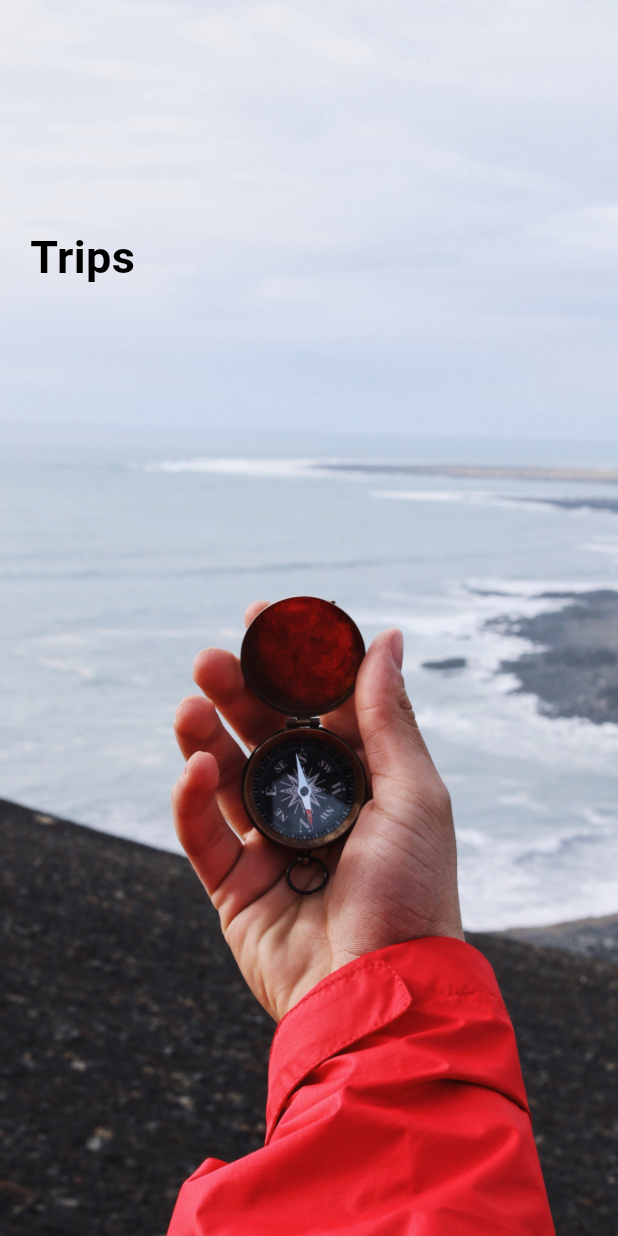
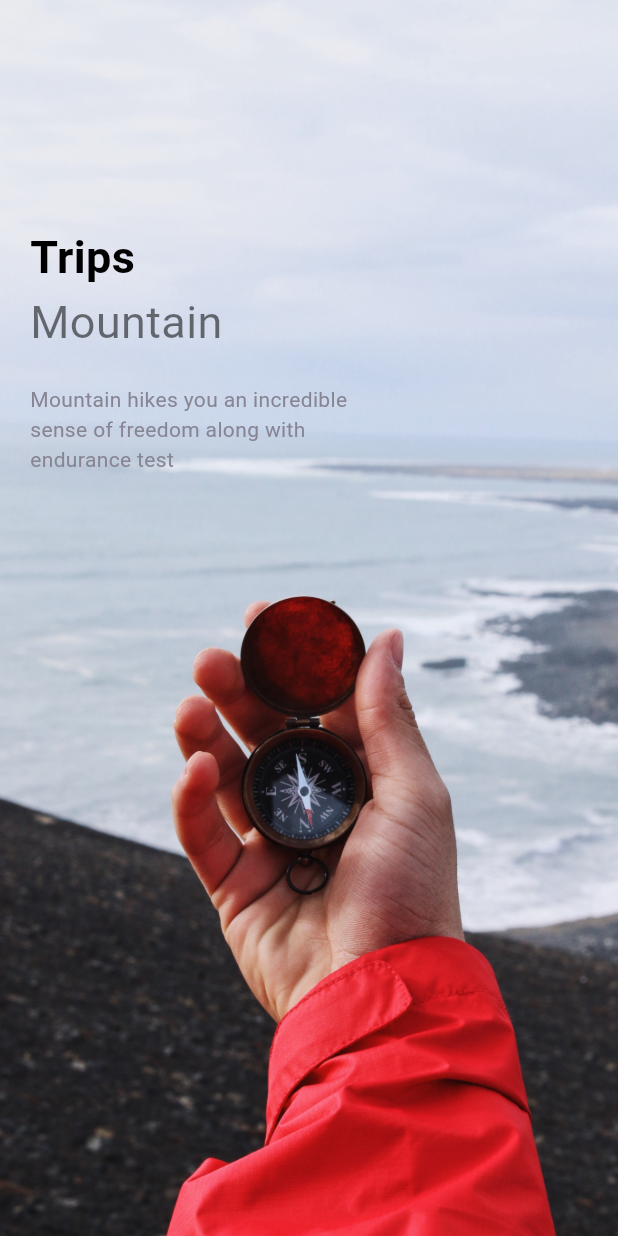
Before and after one commit to dilshan-mp/https---github.com-dilshan-mp-Travel-App, a Flutter app: the screen it shows after launch, on a phone screen of 412 x 824 dp. Run offline on Flutter 3.47's test engine with Material 3 defaults, Android fonts, the phone set to English and light mode, and no system bars; our stand-ins replace device_preview.

Commit message:
welcomePage text widget add

```diff
--- /dev/null
+++ b/lib/misc/colors.dart
@@ -0,0 +1,11 @@
+import 'dart:ui';
+
+class AppColors{
+  static final Color textColor1 = Color(0xFF989acd);
+    static final Color textColor2 = Color(0xFF878593);
+      static final Color tbigtextColor = Color(0xFF2e2e31);
+        static final Color mainColor = Color(0xFF5d69b3);
+          static final Color starColor = Color(0xFFe7bb4e);
+            static final Color mainTextColor = Color(0xFFababad);
+              static final Color buttonBackground = Color(0xFFf1f);
+}
--- a/lib/pages/welcome_page.dart
+++ b/lib/pages/welcome_page.dart
@@ -1,5 +1,7 @@
 import 'package:flutter/material.dart';
+import 'package:travel_app/misc/colors.dart';
 import 'package:travel_app/widgets/app_large_text.dart';
+import 'package:travel_app/widgets/app_text.dart';
 
 class Welcomepage extends StatefulWidget {
   const Welcomepage({super.key});
@@ -39,8 +41,19 @@ class _WelcomepageState extends State<Welcomepage> {
               child: Row(
                 children: [
                   Column(
+                    crossAxisAlignment: CrossAxisAlignment.start,
                     children: [
                       AppLargeText(text: "Trips"),
+                      AppText(text: "Mountain",size: 30,),
+                      const SizedBox(height: 20,),
+                      SizedBox(
+                        width: 250,
+                        child: AppText(
+                          text: "Mountain hikes you an incredible sense of freedom along with endurance test ",
+                          color: AppColors.textColor2,
+                          size: 14,
+                        ),
+                      )
                     ],
                   )
                 ],
--- a/lib/widgets/app_text.dart
+++ b/lib/widgets/app_text.dart
@@ -0,0 +1,24 @@
+import 'package:flutter/material.dart';
+
+// ignore: must_be_immutable
+class AppText extends StatelessWidget {
+  double size;
+  final String text;
+  final Color color;
+    AppText({Key? key,
+       this.size=16,
+       required this.text,
+       this.color=Colors.black54}) : super(key:key);
+
+
+  @override
+  Widget build(BuildContext context) {
+    return Text(
+      text,
+      style: TextStyle(
+        color: color,
+        fontSize: size,
+      ),
+    );
+  }
+}
```
